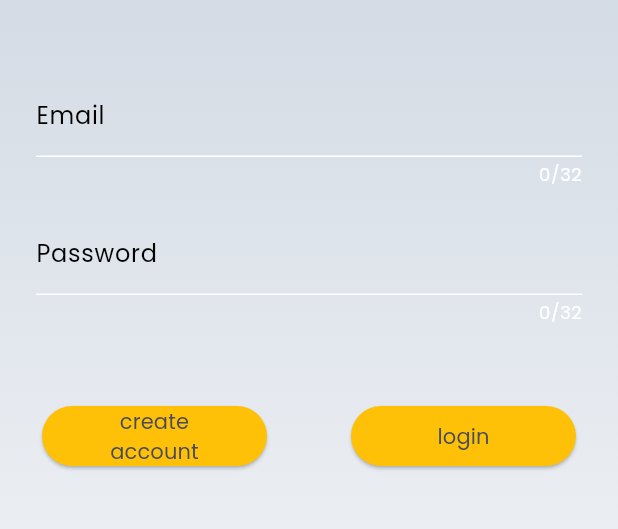
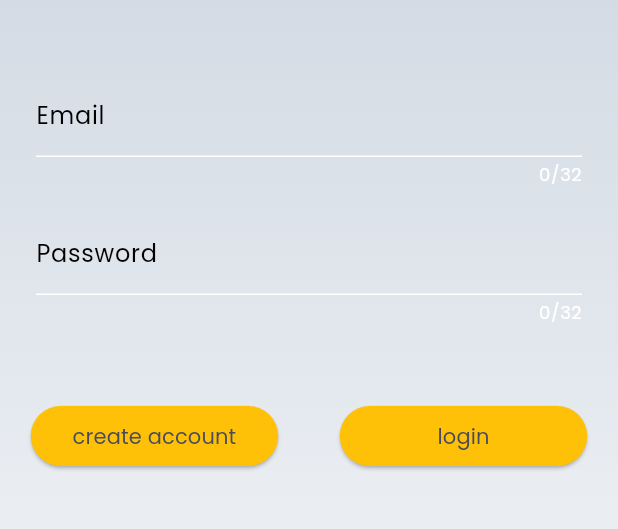
Before and after one commit to ALI-BABAI/weather_forecast_app, a Flutter app: the screen it shows after launch, on a phone screen of 412 x 824 dp, the part 539-1068 px from its top. Run offline on Flutter 3.47's test engine with Material 3 defaults, Android fonts, the phone set to English and light mode, and no system bars; our stand-ins replace flutter_bloc, flutter_secure_storage, flutter_svg, shared_preferences, simple_gradient_text; missing offline and left inert: loop_page_view.

```diff
--- a/lib/presenter/screens/loading_screen.dart
+++ b/lib/presenter/screens/loading_screen.dart
@@ -23,14 +23,13 @@ class LoadingScreen extends StatelessWidget {
           ),
           const SizedBox(height: 5),
           Text(S.of(context).Weather,
-              style: AppTextStyles.poppinsFont(
+              style: AppTextStyles.loadingScreenFont.copyWith(
                 fontSize: 40,
-                color: AppColors.darkBlue,
                 fontWeight: FontWeight.w600,
               )),
           const SizedBox(height: 5),
           Text(S.of(context).Forecast,
-              style: AppTextStyles.poppinsFont(
+              style: AppTextStyles.loadingScreenFont.copyWith(
                 fontSize: 33,
                 color: AppColors.gray,
                 fontWeight: FontWeight.w400,
--- a/lib/presenter/screens/login_screen/login_screen.dart
+++ b/lib/presenter/screens/login_screen/login_screen.dart
@@ -4,14 +4,28 @@ import 'package:weather_forecast_app/domain/bloc/login_bloc/bloc/login_bloc.dart
 import 'package:weather_forecast_app/domain/bloc/weather_bloc/weather_bloc.dart';
 import 'package:weather_forecast_app/domain/repository/login_repository.dart';
 import 'package:weather_forecast_app/generated/l10n.dart';
+import 'package:weather_forecast_app/presenter/screens/login_screen/widgets/buttons_panel_widget.dart';
+import 'package:weather_forecast_app/presenter/screens/login_screen/widgets/login_textfield_widget.dart';
 
 import '../../theme/app_decoration.dart';
 import '../loading_screen.dart';
 
-class LoginScreen extends StatelessWidget {
-  LoginScreen(this.loginRepository, {super.key});
+class LoginScreen extends StatefulWidget {
+  const LoginScreen(this.loginRepository, {super.key});
 
   final LoginRepository loginRepository;
+
+  @override
+  State<LoginScreen> createState() => _LoginScreenState();
+}
+
+class _LoginScreenState extends State<LoginScreen> {
+  @override
+  void dispose() {
+    _emailController.dispose();
+    _passwordController.dispose();
+    super.dispose();
+  }
 
   final TextEditingController _emailController = TextEditingController();
   final TextEditingController _passwordController = TextEditingController();
@@ -24,7 +38,7 @@ class LoginScreen extends StatelessWidget {
         child: ListView(
           children: [
             BlocProvider<LoginBloc>(
-              create: (context) => LoginBloc(loginRepository),
+              create: (context) => LoginBloc(widget.loginRepository),
               child: BlocConsumer<LoginBloc, LoginState>(
                 listener: (context, state) {
                   if (state is LoginSuccessState) {
@@ -81,93 +95,3 @@ class LoginScreen extends StatelessWidget {
     );
   }
 }
-
-class LoginTextFieldWidget extends StatelessWidget {
-  const LoginTextFieldWidget({
-    super.key,
-    required this.controller,
-    required this.label,
-    this.isVisible = false,
-  });
-
-  final TextEditingController controller;
-  final String label;
-  final bool isVisible;
-
-  @override
-  Widget build(BuildContext context) {
-    return Padding(
-      padding: const EdgeInsets.symmetric(horizontal: 24),
-      child: TextField(
-        controller: controller,
-        maxLength: 32,
-        obscureText: isVisible,
-        style: const TextStyle(color: Colors.black),
-        decoration: InputDecoration(
-            labelText: label,
-            labelStyle: const TextStyle(color: Colors.black),
-            fillColor: Colors.amber),
-      ),
-    );
-  }
-}
-
-class ButtonPanelWidget extends StatelessWidget {
-  const ButtonPanelWidget({
-    super.key,
-    required this.emailController,
-    required this.passwordController,
-  });
-
-  final TextEditingController emailController;
-  final TextEditingController passwordController;
-
-  @override
-  Widget build(BuildContext context) {
-    final loginBloc = context.read<LoginBloc>();
-    return Row(
-      mainAxisAlignment: MainAxisAlignment.spaceAround,
-      children: [
-        SizedBox(
-          width: 150,
-          child: ElevatedButton(
-            onPressed: () {
-              FocusScope.of(context).unfocus();
-              loginBloc.add(
-                CreateLoginEvent(
-                  email: emailController.text,
-                  password: passwordController.text,
-                ),
-              );
-            },
-            style: ButtonStyle(
-              backgroundColor: MaterialStateProperty.all(Colors.amber),
-            ),
-            child: Text(
-              S.of(context).createAccount,
-              textAlign: TextAlign.center,
-            ),
-          ),
-        ),
-        SizedBox(
-          width: 150,
-          child: ElevatedButton(
-            onPressed: () {
-              FocusScope.of(context).unfocus();
-              loginBloc.add(
-                CheckLoginEvent(
-                  email: emailController.text,
-                  password: passwordController.text,
-                ),
-              );
-            },
-            style: ButtonStyle(
-              backgroundColor: MaterialStateProperty.all(Colors.amber),
-            ),
-            child: Text(S.of(context).login),
-          ),
-        ),
-      ],
-    );
-  }
-}
--- /dev/null
+++ b/lib/presenter/screens/login_screen/widgets/buttons_panel_widget.dart
@@ -0,0 +1,64 @@
+import 'package:flutter/material.dart';
+import 'package:flutter_bloc/flutter_bloc.dart';
+import 'package:weather_forecast_app/domain/bloc/login_bloc/bloc/login_bloc.dart';
+import 'package:weather_forecast_app/generated/l10n.dart';
+
+class ButtonPanelWidget extends StatelessWidget {
+  const ButtonPanelWidget({
+    super.key,
+    required this.emailController,
+    required this.passwordController,
+  });
+
+  final TextEditingController emailController;
+  final TextEditingController passwordController;
+
+  @override
+  Widget build(BuildContext context) {
+    final loginBloc = context.read<LoginBloc>();
+    return Row(
+      mainAxisAlignment: MainAxisAlignment.spaceAround,
+      children: [
+        SizedBox(
+          width: 165,
+          child: ElevatedButton(
+            onPressed: () {
+              FocusScope.of(context).unfocus();
+              loginBloc.add(
+                CreateLoginEvent(
+                  email: emailController.text,
+                  password: passwordController.text,
+                ),
+              );
+            },
+            style: ButtonStyle(
+              backgroundColor: MaterialStateProperty.all(Colors.amber),
+            ),
+            child: Text(
+              S.of(context).createAccount,
+              textAlign: TextAlign.center,
+            ),
+          ),
+        ),
+        SizedBox(
+          width: 165,
+          child: ElevatedButton(
+            onPressed: () {
+              FocusScope.of(context).unfocus();
+              loginBloc.add(
+                CheckLoginEvent(
+                  email: emailController.text,
+                  password: passwordController.text,
+                ),
+              );
+            },
+            style: ButtonStyle(
+              backgroundColor: MaterialStateProperty.all(Colors.amber),
+            ),
+            child: Text(S.of(context).login),
+          ),
+        ),
+      ],
+    );
+  }
+}
--- /dev/null
+++ b/lib/presenter/screens/login_screen/widgets/login_textfield_widget.dart
@@ -0,0 +1,31 @@
+import 'package:flutter/material.dart';
+
+class LoginTextFieldWidget extends StatelessWidget {
+  const LoginTextFieldWidget({
+    super.key,
+    required this.controller,
+    required this.label,
+    this.isVisible = false,
+  });
+
+  final TextEditingController controller;
+  final String label;
+  final bool isVisible;
+
+  @override
+  Widget build(BuildContext context) {
+    return Padding(
+      padding: const EdgeInsets.symmetric(horizontal: 24),
+      child: TextField(
+        controller: controller,
+        maxLength: 32,
+        obscureText: isVisible,
+        style: const TextStyle(color: Colors.black),
+        decoration: InputDecoration(
+            labelText: label,
+            labelStyle: const TextStyle(color: Colors.black),
+            fillColor: Colors.amber),
+      ),
+    );
+  }
+}
--- a/lib/presenter/screens/settings_screen/widgets/search_bar.dart
+++ b/lib/presenter/screens/settings_screen/widgets/search_bar.dart
@@ -16,6 +16,12 @@ class SearchBarWidget extends StatefulWidget {
 
 class _SearchBarWidgetState extends State<SearchBarWidget> {
   final TextEditingController _cityController = TextEditingController();
+
+  @override
+  void dispose() {
+    _cityController.dispose();
+    super.dispose();
+  }
 
   @override
   Widget build(BuildContext context) {
@@ -72,7 +78,7 @@ class _SearchBarWidgetState extends State<SearchBarWidget> {
                                     AppLanguages.en.name
                                 ? Text(
                                     S.of(context).add,
-                                    style: AppTextStyles.poppinsFont(),
+                                    style: AppTextStyles.loadingScreenFont,
                                   )
                                 : const Icon(
                                     Icons.add_task_rounded, //add_task_rounded
--- a/lib/presenter/screens/weather_screen/weather_sreen.dart
+++ b/lib/presenter/screens/weather_screen/weather_sreen.dart
@@ -56,7 +56,7 @@ class WeatherScreen extends StatelessWidget {
                 return LoadingScreen(
                   widget: Text(
                     state.errorMessage,
-                    style: AppTextStyles.poppinsFont(),
+                    style: AppTextStyles.loadingScreenFont,
                   ),
                 );
               } else {
--- a/lib/presenter/theme/app_text_styles.dart
+++ b/lib/presenter/theme/app_text_styles.dart
@@ -5,19 +5,12 @@ import 'package:flutter/material.dart';
 import 'package:weather_forecast_app/presenter/theme/app_colors.dart';
 
 abstract class AppTextStyles {
-  static TextStyle poppinsFont({
-    double fontSize = 22,
-    Color color = AppColors.darkBlue,
-    FontWeight fontWeight = FontWeight.bold,
-  }) {
-    return TextStyle(
-      fontWeight: fontWeight,
-      fontSize: fontSize,
-      height: 1,
-      color: color,
-    );
-  }
-
+  static const loadingScreenFont = TextStyle(
+    fontWeight: FontWeight.bold,
+    fontSize: 22,
+    color: AppColors.darkBlue,
+    height: 1,
+  );
   static const appBarFont = TextStyle(
     fontWeight: FontWeight.bold,
     fontSize: 33,
--- a/lib/weather_app.dart
+++ b/lib/weather_app.dart
@@ -29,23 +29,22 @@ class WeatherApp extends StatelessWidget {
 
   @override
   Widget build(BuildContext context) {
-    return BlocProvider(
+    return MultiBlocProvider(
+      providers: [
+        BlocProvider<SettingBloc>(
           create: (context) =>
               SettingBloc(settingsRepository)..add(LoadSettingsEvent()),
+        ),
+        BlocProvider<WeatherBloc>(
+          create: (BuildContext context) => WeatherBloc(weatherRepository),
+        ),
+        BlocProvider<LocationBloc>(
+          create: (BuildContext context) => LocationBloc(weatherRepository),
+        ),
+      ],
       child: BlocBuilder<SettingBloc, SettingState>(
         builder: (context, state) {
-          return MultiBlocProvider(
-            providers: [
-              BlocProvider<WeatherBloc>(
-                create: (BuildContext context) =>
-                    WeatherBloc(weatherRepository),
-              ),
-              BlocProvider<LocationBloc>(
-                create: (BuildContext context) =>
-                    LocationBloc(weatherRepository),
-              ),
-            ],
-            child: MaterialApp(
+          return MaterialApp(
             debugShowCheckedModeBanner: false,
             localizationsDelegates: const [
               S.delegate,
@@ -56,14 +55,12 @@ class WeatherApp extends StatelessWidget {
             supportedLocales: S.delegate.supportedLocales,
             locale: Locale(state.language.name),
             theme: mainThemes,
-              title: 'Weather forecast',
             routes: {
               '/weather': (context) => const WeatherScreen(),
               '/settings': (context) => const SettingsScreen(),
               '/': (context) => PreloadWidget(loginRepository),
             },
             initialRoute: '/',
-            ),
           );
         },
       ),
```
Lines whose indentation alone changed are shown as unchanged.
